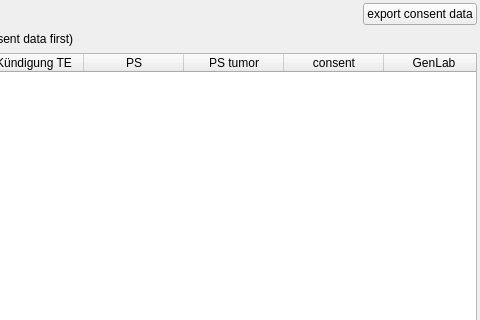
Qt form src/MVHub/MVHub.ui (imgag/ngs-bits) before a commit; both pictures show x 1020 to 1500 and y 0 to 320 of the 1500 by 800 pixel window.
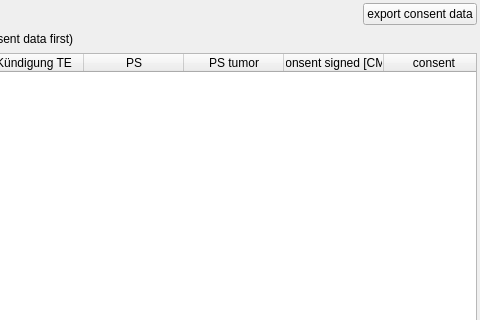
The same form after that commit. Icons and pictures are not drawn.

Commit message: MVHub: improved consent handling

What changed in the file:
```diff
--- a/src/MVHub/MVHub.ui
+++ b/src/MVHub/MVHub.ui
@@ -283,12 +283,12 @@
        </column>
        <column>
         <property name="text">
-         <string>consent</string>
+         <string>consent signed [CM]</string>
         </property>
        </column>
        <column>
         <property name="text">
-         <string>GenLab</string>
+         <string>consent</string>
         </property>
        </column>
        <column>
```
The commit also changes 2 other files.
